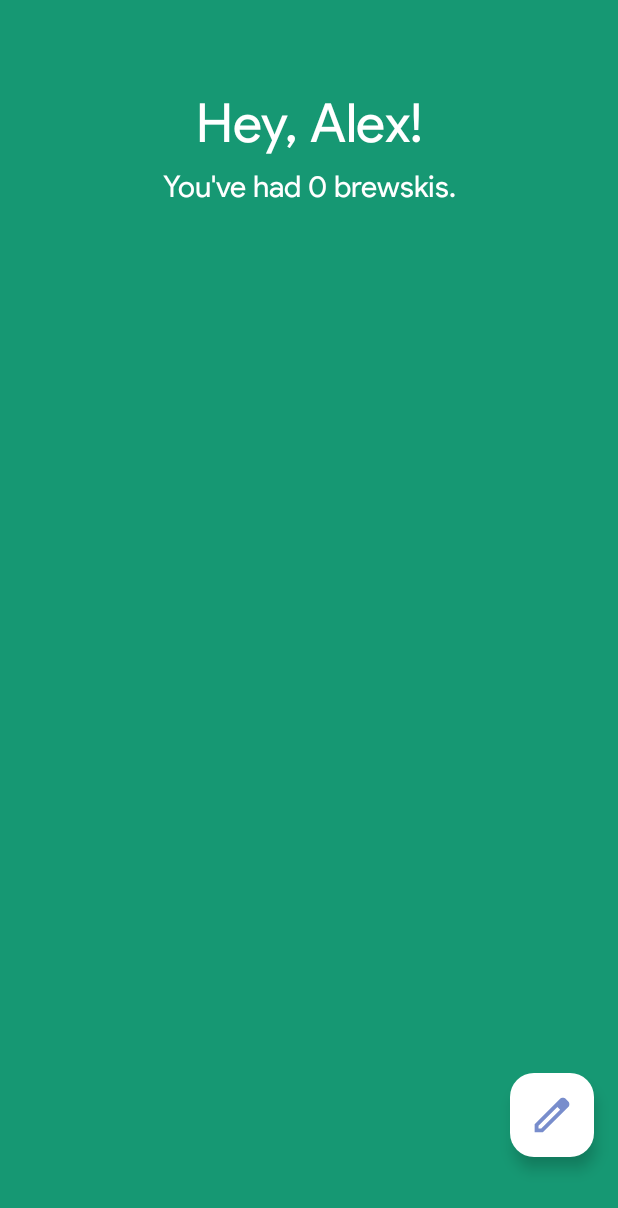
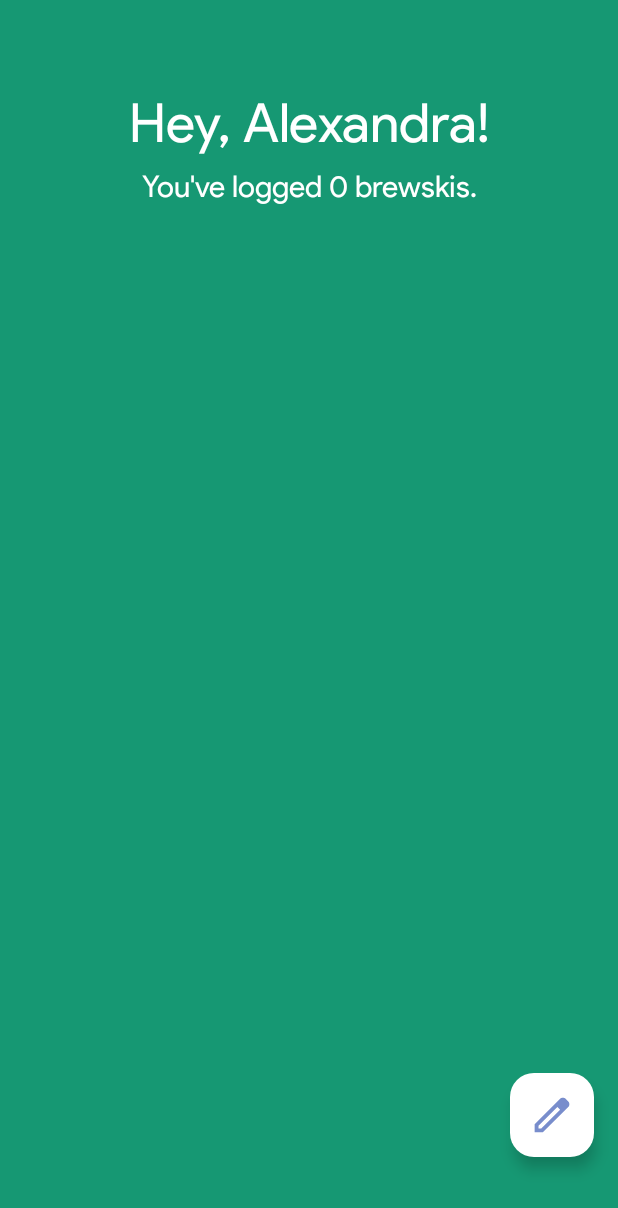
Before and after one commit to efeerhan/AleX, an Android app: the screen it shows after launch (MainActivity), on a phone screen of 412 x 824 dp. Shown: the top 1208 px of the screen. Run offline under Robolectric (Android 15) with nearby library versions, the light colour scheme and no system bars; our stand-ins replace Room's generated code.

Commit message:
rebuilt APK

```diff
--- a/app/src/main/java/com/erhan/alex/MainActivity.kt
+++ b/app/src/main/java/com/erhan/alex/MainActivity.kt
@@ -15,6 +15,7 @@ import com.google.android.material.floatingactionbutton.FloatingActionButton
 class MainActivity : AppCompatActivity() {
 
     private lateinit var recyclerView: RecyclerView
+    private lateinit var hello: TextView
     private lateinit var entryViewModel: EntryViewModel
     private lateinit var entryAdapter: Adapter
     private lateinit var fab: FloatingActionButton
@@ -34,10 +35,27 @@ class MainActivity : AppCompatActivity() {
         val db by lazy { AppDatabase.getDatabase(this) }
         val dao = db.entryDao()
 
-        val howMany = "You've had "+dao.getCount().toString()+" brewskis."
+        val howMany = "You've logged "+dao.getCount().toString()+" brewskis."
         val howManyView: TextView = findViewById(R.id.howMany)
         howManyView.text = howMany
 
+        hello = findViewById(R.id.hello)
+        val names: Array<String> = arrayOf(
+            "Alex",
+            "Alexandra",
+            "darling",
+            "sweetheart",
+            "cutie",
+            "my love",
+            "sweet cheeks",
+            "pretty girl",
+            "beautiful",
+            "hot stuff",
+            "\uD83C\uDF51"
+        )
+        val randInt = (0..10).random()
+        val welcome = "Hey, "+names[randInt]+"!"
+        hello.text = welcome
 
         entryAdapter = Adapter(this)
 
@@ -76,7 +94,7 @@ class MainActivity : AppCompatActivity() {
             notes = notes,
             pic = newPic))
         Log.i("entryadded","Added entry $name $date $notes $newPic")
-        val howMany = "You've had "+dao.getCount().toString()+" brewskis."
+        val howMany = "You've logged "+dao.getCount().toString()+" brewskis."
         val howManyView: TextView = findViewById(R.id.howMany)
         howManyView.text = howMany
     }
--- a/app/src/main/res/layout/main.xml
+++ b/app/src/main/res/layout/main.xml
@@ -25,7 +25,7 @@
             android:layout_height="wrap_content"
             android:elevation="8dp"
             android:fontFamily="@font/ps"
-            android:text="@string/welcome"
+            android:text="@string/hey"
             android:textAlignment="center"
             android:textColor="@color/white"
             android:textSize="36sp" />
--- a/app/src/main/res/values/strings.xml
+++ b/app/src/main/res/values/strings.xml
@@ -1,6 +1,6 @@
 <resources>
     <string name="app_name">AleX</string>
-    <string name="welcome">Hey, Alex!</string>
+    <string name="hey">Hey,</string>
     <string name="descPlaceholder">h</string>
     <string name="nameHint">What did you drink?</string>
     <string name="whereHint">Who made it?</string>
```
